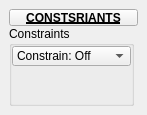
Qt form tentacle/ui/4/transform_snap.ui (m3trik/tentacle) before a commit.
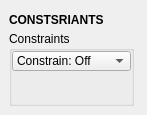
The same form after that commit. Custom widgets are drawn as their Qt base class.

The edit to the form file:
```diff
--- a/tentacle/ui/4/transform_snap.ui
+++ b/tentacle/ui/4/transform_snap.ui
@@ -39,32 +39,28 @@
        <number>0</number>
       </property>
       <item>
-       <widget class="PushButtonDraggable" name="draggable_header">
+       <widget class="Draggable_header" name="draggable_header">
         <property name="minimumSize">
          <size>
-          <width>19</width>
-          <height>17</height>
+          <width>0</width>
+          <height>22</height>
          </size>
         </property>
         <property name="maximumSize">
          <size>
-          <width>999</width>
-          <height>17</height>
+          <width>125</width>
+          <height>22</height>
          </size>
         </property>
         <property name="font">
          <font>
           <weight>75</weight>
           <bold>true</bold>
-          <underline>true</underline>
          </font>
         </property>
         <property name="text">
          <string>CONSTSRIANTS</string>
         </property>
-        <property name="checkable">
-         <bool>true</bool>
-        </property>
        </widget>
       </item>
       <item>
@@ -153,9 +149,9 @@
  </widget>
  <customwidgets>
   <customwidget>
-   <class>PushButtonDraggable</class>
-   <extends>QPushButton</extends>
-   <header>widgets.pushbuttondraggable.h</header>
+   <class>Draggable_header</class>
+   <extends>QLabel</extends>
+   <header>draggable_header.h</header>
   </customwidget>
   <customwidget>
    <class>ComboBox</class>
```
